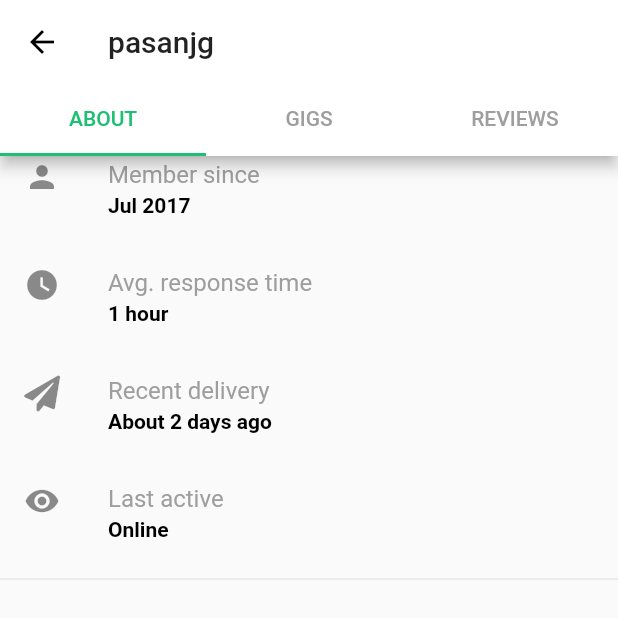
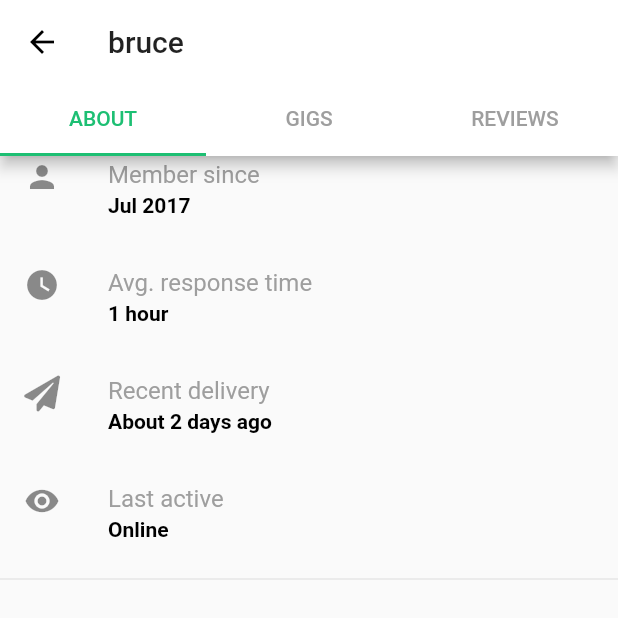
Before and after one commit to pasanjg/FiverrClone, a Flutter app: the ProfilePage screen opened directly, scrolled down 246 dp, on a phone screen of 412 x 824 dp, the top half of it. Run offline on Flutter 3.47's test engine with Material 2 defaults, Android fonts, the phone set to English and light mode, and no system bars; our stand-ins replace font_awesome_flutter; network calls fail.

Commit message:
User changed

```diff
--- a/lib/pages/home.dart
+++ b/lib/pages/home.dart
@@ -41,7 +41,7 @@ class _HomePageState extends State<HomePage>
     );
     return Scaffold(
       appBar: AppBar(
-        title: Text("pasanjg"),
+        title: Text("bruce"),
         actions: <Widget>[
           InkWell(
             onTap: () {
@@ -60,8 +60,7 @@ class _HomePageState extends State<HomePage>
                   children: <Widget>[
                     CircleAvatar(
                       radius: 18.0,
-                      backgroundImage: NetworkImage(
-                          "https://fiverr-res.cloudinary.com/t_profile_original,q_auto,f_auto/attachments/profile/photo/6909232ef04489c9085671872acfd83e-1545655648866/de3ec62b-84f1-42f2-a5fe-aac7b14dd249.png"),
+                      backgroundImage: AssetImage("assets/images/fiverr_logo.png"),
                     ),
                     Container(
                       child: CircleAvatar(
--- a/lib/pages/manage_account.dart
+++ b/lib/pages/manage_account.dart
@@ -55,8 +55,7 @@ class _ManageAccountState extends State<ManageAccount> {
                               children: <Widget>[
                                 CircleAvatar(
                                   radius: 30.0,
-                                  backgroundImage: NetworkImage(
-                                      "https://fiverr-res.cloudinary.com/t_profile_original,q_auto,f_auto/attachments/profile/photo/6909232ef04489c9085671872acfd83e-1545655648866/de3ec62b-84f1-42f2-a5fe-aac7b14dd249.png"),
+                                  backgroundImage: AssetImage("assets/images/fiverr_logo.png"),
                                 ),
                                 Container(
                                   child: CircleAvatar(
@@ -75,7 +74,7 @@ class _ManageAccountState extends State<ManageAccount> {
                             ),
                           ),
                           Text(
-                            "pasanjg",
+                            "bruce",
                             style: TextStyle(
                               color: Colors.white,
                               fontSize: 18.0,
--- a/lib/pages/profile/profile.dart
+++ b/lib/pages/profile/profile.dart
@@ -11,7 +11,7 @@ class ProfilePage extends StatelessWidget {
       initialIndex: 0,
       child: Scaffold(
         appBar: AppBar(
-          title: Text("pasanjg"),
+          title: Text("bruce"),
           bottom: TabBar(
             labelColor: Theme.of(context).accentColor,
             unselectedLabelColor: Colors.grey,
--- a/lib/pages/profile/profile_about.dart
+++ b/lib/pages/profile/profile_about.dart
@@ -14,11 +14,10 @@ class _AboutPageState extends State<AboutPage> {
         ListTile(
           leading: CircleAvatar(
             radius: 15.0,
-            backgroundImage: NetworkImage(
-                "https://fiverr-res.cloudinary.com/t_profile_original,q_auto,f_auto/attachments/profile/photo/6909232ef04489c9085671872acfd83e-1545655648866/de3ec62b-84f1-42f2-a5fe-aac7b14dd249.png"),
+            backgroundImage: AssetImage("assets/images/fiverr_logo.png"),
           ),
           title: Text(
-            "pasanjg",
+            "bruce",
             style: TextStyle(
               fontWeight: FontWeight.bold,
               fontSize: 14.0,
--- a/pubspec.yaml
+++ b/pubspec.yaml
@@ -46,6 +46,9 @@ flutter:
   #  - images/a_dot_burr.jpeg
   #  - images/a_dot_ham.jpeg
 
+  assets:
+    - assets/images/
+
   # An image asset can refer to one or more resolution-specific "variants", see
   # https://flutter.dev/assets-and-images/#resolution-aware.
 
```
Also changed, not shown: assets/images/fiverr_logo.png (added).
